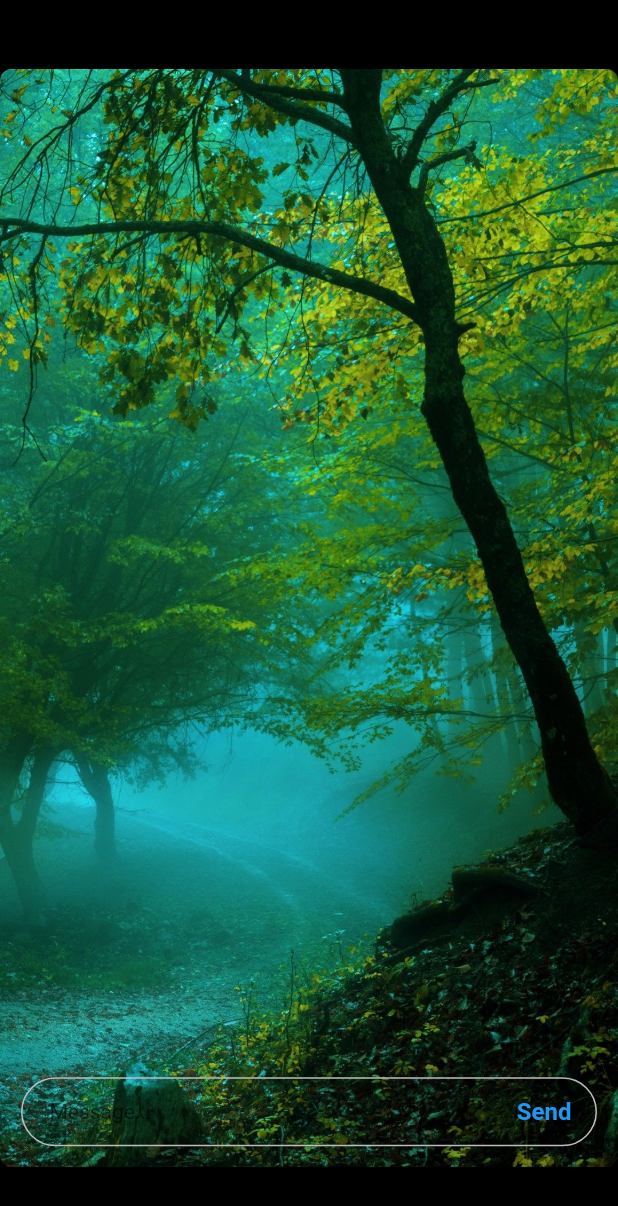
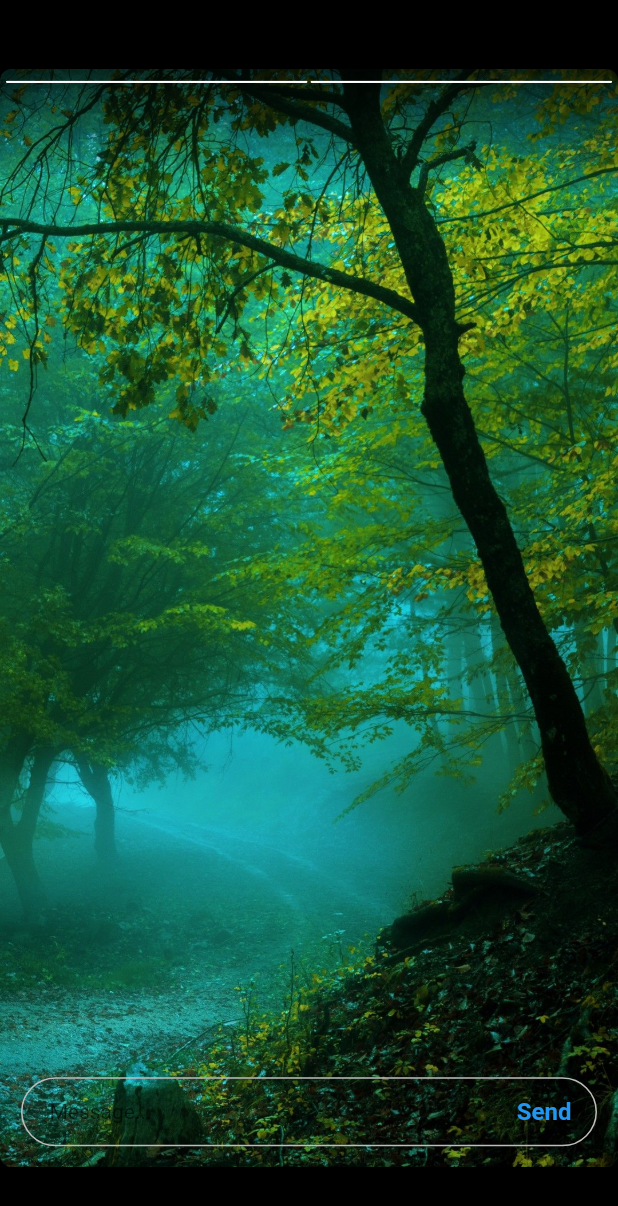
Before and after one commit to tusharsadhwani/insta_stories, a Flutter app: the screen it shows after launch, on a phone screen of 412 x 824 dp. Shown: the top 1206 px of the screen. Run offline on Flutter 3.47's test engine with Material 2 defaults, Android fonts, the phone set to English and light mode, and no system bars.

Commit message:
Add story indicator

```diff
--- a/lib/story_carousel.dart
+++ b/lib/story_carousel.dart
@@ -1,6 +1,8 @@
 import 'dart:math' show pi;
 
 import 'package:flutter/material.dart';
+
+import 'story_indicator.dart';
 
 class StoryCarousel extends StatefulWidget {
   @override
@@ -8,42 +10,48 @@ class StoryCarousel extends StatefulWidget {
 }
 
 class _StoryCarouselState extends State<StoryCarousel>
-    with SingleTickerProviderStateMixin {
-  AnimationController _controller;
+    with TickerProviderStateMixin {
+  AnimationController _carouselController;
+  AnimationController _storyController;
   Animation _animation;
   Duration _duration;
   double deviceWidth;
 
   void _onHorizontalDragUpdate(DragUpdateDetails details) {
-    _controller.value += -details.primaryDelta / deviceWidth;
+    _carouselController.value += -details.primaryDelta / deviceWidth;
   }
 
   void _onHorizontalDragEnd(DragEndDetails details) {
     double _kMinFlingVelocity = 700;
 
-    if (_controller.isDismissed || _controller.isCompleted) {
+    if (_carouselController.isDismissed || _carouselController.isCompleted) {
       return;
     }
     if (details.velocity.pixelsPerSecond.dx.abs() >= _kMinFlingVelocity) {
       if (details.velocity.pixelsPerSecond.dx > 0)
-        _controller.reverse();
+        _carouselController.reverse();
       else
-        _controller.forward();
-    } else if (_controller.value > 0.5)
-      _controller.forward();
+        _carouselController.forward();
+    } else if (_carouselController.value > 0.5)
+      _carouselController.forward();
     else
-      _controller.reverse();
+      _carouselController.reverse();
   }
 
   @override
   void initState() {
     super.initState();
     _duration = Duration(milliseconds: 400);
-    _controller = AnimationController(vsync: this, duration: _duration);
+    _carouselController = AnimationController(vsync: this, duration: _duration);
     _animation = CurvedAnimation(
-      parent: _controller,
+      parent: _carouselController,
       curve: Curves.easeInOutQuad,
     );
+    _storyController = AnimationController(
+      vsync: this,
+      duration: Duration(milliseconds: 3000),
+    );
+    _storyController.forward();
   }
 
   @override
@@ -54,7 +62,7 @@ class _StoryCarouselState extends State<StoryCarousel>
 
   @override
   void dispose() {
-    _controller.dispose();
+    _carouselController.dispose();
     super.dispose();
   }
 
@@ -72,12 +80,14 @@ class _StoryCarouselState extends State<StoryCarousel>
               builder: (_, size) => Stack(
                 children: [
                   MainStory(
+                    width: size.maxWidth,
                     animation: _animation,
-                    width: size.maxWidth,
+                    story: _storyController,
                   ),
                   RightStory(
+                    width: size.maxWidth,
                     animation: _animation,
-                    width: size.maxWidth,
+                    story: _storyController,
                   ),
                 ],
               ),
@@ -93,6 +103,7 @@ class BaseStory extends StatelessWidget {
   const BaseStory({
     Key key,
     @required this.animation,
+    @required this.story,
     @required this.width,
     @required this.image,
     @required this.alignment,
@@ -100,6 +111,7 @@ class BaseStory extends StatelessWidget {
   }) : super(key: key);
 
   final Animation animation;
+  final Animation story;
   final double width;
   final double xOffset;
   final Alignment alignment;
@@ -125,6 +137,18 @@ class BaseStory extends StatelessWidget {
                   child: image,
                 ),
                 Positioned(
+                  top: 0,
+                  width: width,
+                  child: AnimatedBuilder(
+                    animation: story,
+                    builder: (_, __) => StoryIndicator(
+                      segmentCount: 2,
+                      activeIndex: 1,
+                      value: story.value,
+                    ),
+                  ),
+                ),
+                Positioned(
                   bottom: 0,
                   width: width,
                   child: MessageBox((_) {}),
@@ -142,16 +166,19 @@ class MainStory extends StatelessWidget {
   const MainStory({
     Key key,
     @required this.animation,
+    @required this.story,
     @required this.width,
   }) : super(key: key);
 
   final Animation animation;
+  final Animation story;
   final double width;
 
   @override
   Widget build(BuildContext context) {
     return BaseStory(
       animation: animation,
+      story: story,
       width: width,
       alignment: Alignment.centerRight,
       image: Image.asset('assets/1.jpg'),
@@ -163,16 +190,19 @@ class RightStory extends StatelessWidget {
   const RightStory({
     Key key,
     @required this.animation,
+    @required this.story,
     @required this.width,
   }) : super(key: key);
 
   final Animation animation;
+  final Animation story;
   final double width;
 
   @override
   Widget build(BuildContext context) {
     return BaseStory(
       animation: animation,
+      story: story,
       width: width,
       xOffset: width,
       alignment: Alignment.centerLeft,
--- /dev/null
+++ b/lib/story_indicator.dart
@@ -0,0 +1,90 @@
+import 'package:flutter/material.dart';
+
+class StoryIndicator extends StatelessWidget {
+  const StoryIndicator({
+    Key key,
+    @required this.segmentCount,
+    @required this.activeIndex,
+    @required this.value,
+  }) : super(key: key);
+
+  final double segmentCount;
+  final double activeIndex;
+  final double value;
+  final _height = 1.5;
+
+  @override
+  Widget build(BuildContext context) {
+    return Stack(
+      children: [
+        Container(
+          height: 80,
+          decoration: BoxDecoration(
+            gradient: LinearGradient(
+              begin: Alignment.topCenter,
+              end: Alignment.bottomCenter,
+              colors: [
+                Colors.black.withOpacity(0.8),
+                Colors.transparent,
+              ],
+            ),
+          ),
+        ),
+        Padding(
+          padding: const EdgeInsets.symmetric(horizontal: 4, vertical: 8),
+          child: Row(
+            children: [
+              for (var i = 0; i < segmentCount; i++) ...[
+                if (i > 0) SizedBox(width: 2),
+                _StoryIndicatorSegment(
+                  height: _height,
+                  value: i < activeIndex ? 1 : i > activeIndex ? 0 : value,
+                ),
+              ]
+            ],
+          ),
+        ),
+      ],
+    );
+  }
+}
+
+class _StoryIndicatorSegment extends StatelessWidget {
+  const _StoryIndicatorSegment({
+    Key key,
+    @required double height,
+    @required this.value,
+  })  : _height = height,
+        super(key: key);
+
+  final double _height;
+  final double value;
+
+  @override
+  Widget build(BuildContext context) {
+    return Expanded(
+      child: ClipRRect(
+        borderRadius: BorderRadius.circular(_height),
+        child: Stack(
+          children: [
+            SizedBox(
+              height: _height,
+              child: Container(
+                color: Colors.grey.shade500,
+              ),
+            ),
+            FractionallySizedBox(
+              widthFactor: value,
+              child: Container(
+                height: _height,
+                child: Container(
+                  color: Colors.white,
+                ),
+              ),
+            ),
+          ],
+        ),
+      ),
+    );
+  }
+}
```
Also changed, not shown: pubspec.lock.
